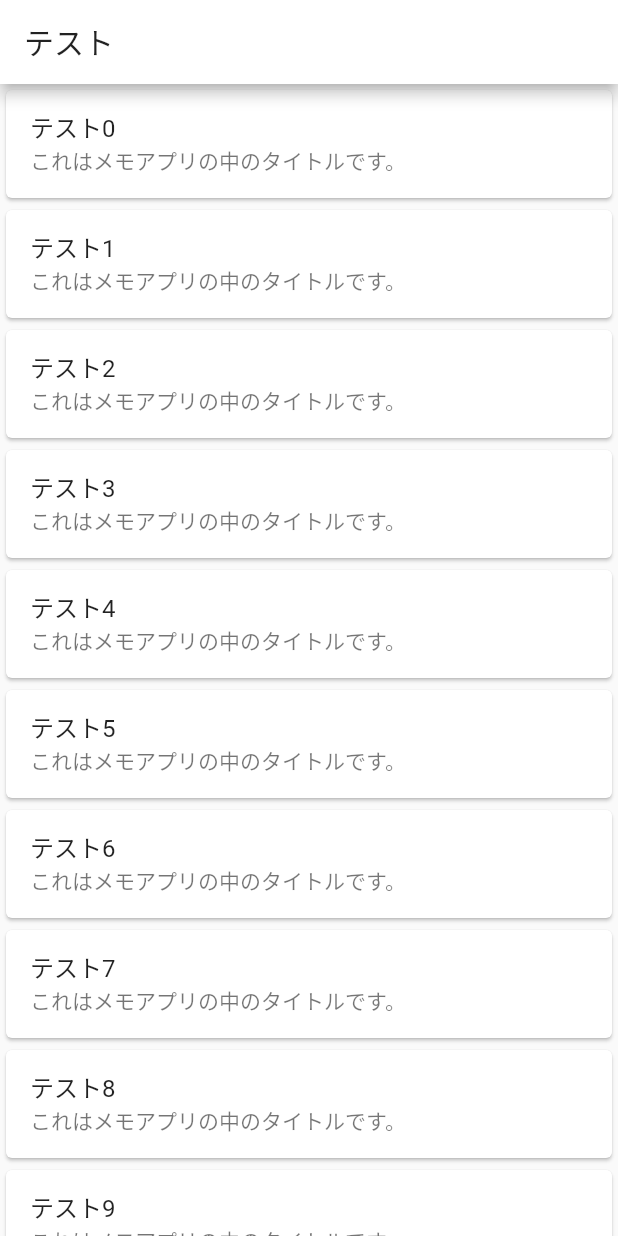
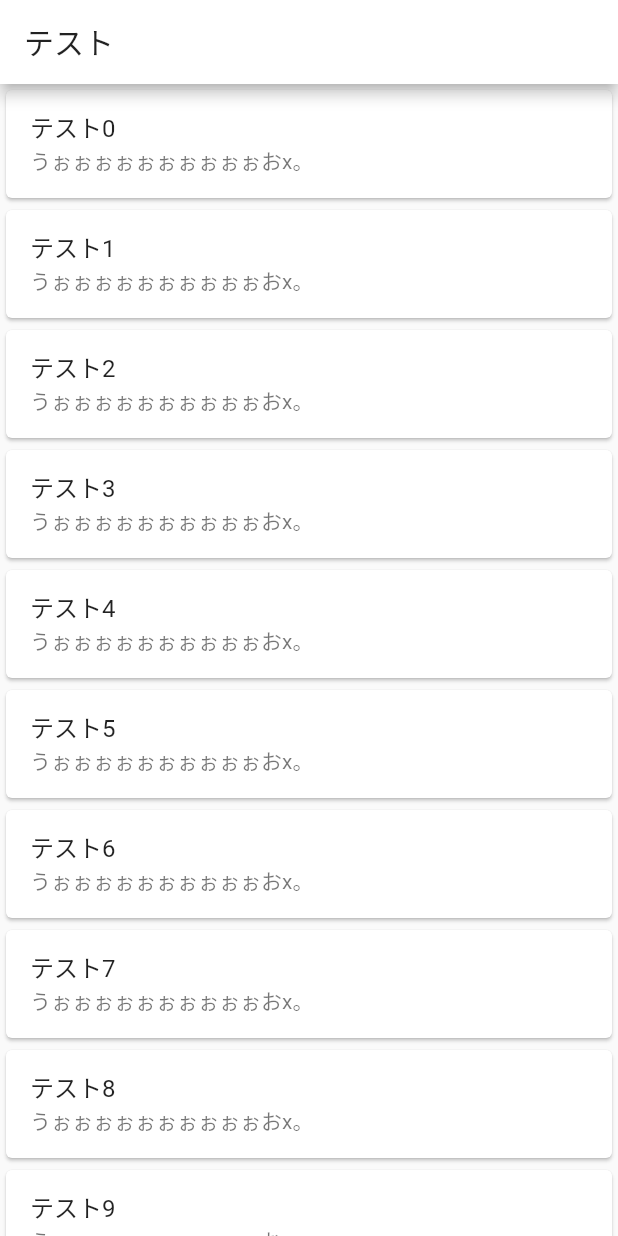
Before and after one commit to ShugoYabuno/memoru, a Flutter app: the screen it shows after launch, on a phone screen of 412 x 824 dp. Run offline on Flutter 3.47's test engine with Material 2 defaults, Android fonts, the phone set to English and light mode, and no system bars.

Commit message:
second commit

```diff
--- a/lib/main.dart
+++ b/lib/main.dart
@@ -38,7 +38,7 @@ class _MyHomePageState extends State<MyHomePage> {
             child: Card(
               child: ListTile(
                 title: Text("テスト$index"),
-                subtitle: Text("これはメモアプリの中のタイトルです。"),
+                subtitle: Text("うぉぉぉぉぉぉぉぉぉぉおx。"),
               ),
             ),
           );
```
Also changed, not shown: 2 other files.
